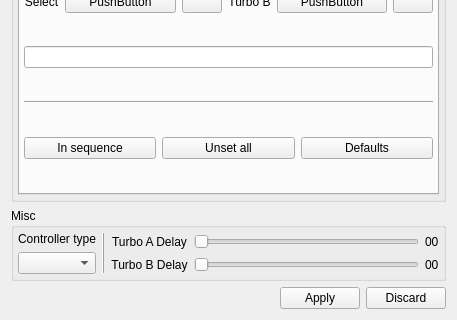
Qt form src/gui/designer/dlgStdPad.ui (punesemu/puNES) before a commit; both pictures show x 0 to 457 and y 324 to 644 of the 457 by 644 pixel window.
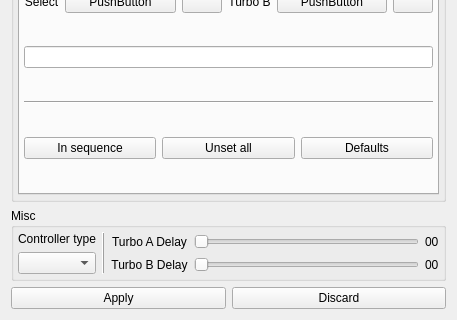
The same form after that commit. Icons and pictures are not drawn.

Commit message: Changed the style of the toolbar buttons.

What changed in the file:
```diff
--- a/src/gui/designer/dlgStdPad.ui
+++ b/src/gui/designer/dlgStdPad.ui
@@ -1266,19 +1266,6 @@
    </item>
    <item>
     <layout class="QHBoxLayout" name="horizontalLayout_Standard_Button">
-     <item>
-      <spacer name="horizontalSpacer">
-       <property name="orientation">
-        <enum>Qt::Horizontal</enum>
-       </property>
-       <property name="sizeHint" stdset="0">
-        <size>
-         <width>0</width>
-         <height>0</height>
-        </size>
-       </property>
-      </spacer>
-     </item>
      <item>
       <widget class="QPushButton" name="pushButton_Apply">
        <property name="text">
```
Left out of the diff: 8 changed lines with no effect on the pictures. The commit also changes 5 other files.
